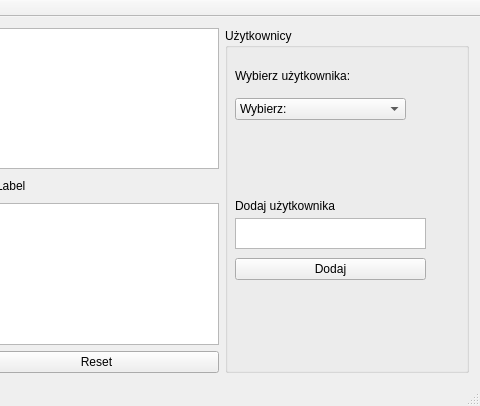
Qt form mainwindow.ui (Nieminimalnofazowi/projektKlawiatura) before a commit; both pictures show x 287 to 767 and y 0 to 406 of the 767 by 406 pixel window.
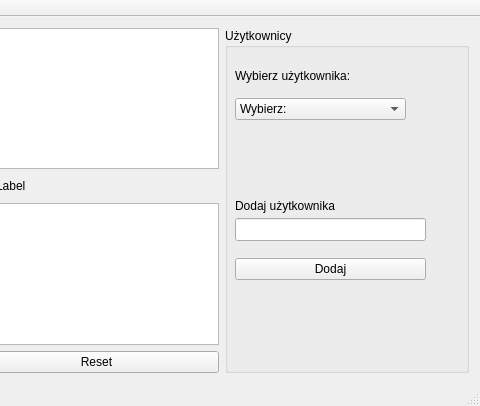
The same form after that commit.

Patch:
```diff
--- a/mainwindow.ui
+++ b/mainwindow.ui
@@ -79,16 +79,6 @@
         <string>Dodaj</string>
        </property>
       </widget>
-      <widget class="QTextEdit" name="UserName">
-       <property name="geometry">
-        <rect>
-         <x>10</x>
-         <y>190</y>
-         <width>191</width>
-         <height>31</height>
-        </rect>
-       </property>
-      </widget>
       <widget class="QLabel" name="activeUser">
        <property name="geometry">
         <rect>
@@ -130,6 +120,16 @@
         </property>
        </item>
       </widget>
+      <widget class="QLineEdit" name="addUser">
+       <property name="geometry">
+        <rect>
+         <x>10</x>
+         <y>190</y>
+         <width>191</width>
+         <height>23</height>
+        </rect>
+       </property>
+      </widget>
      </widget>
     </item>
     <item row="1" column="0">
```
